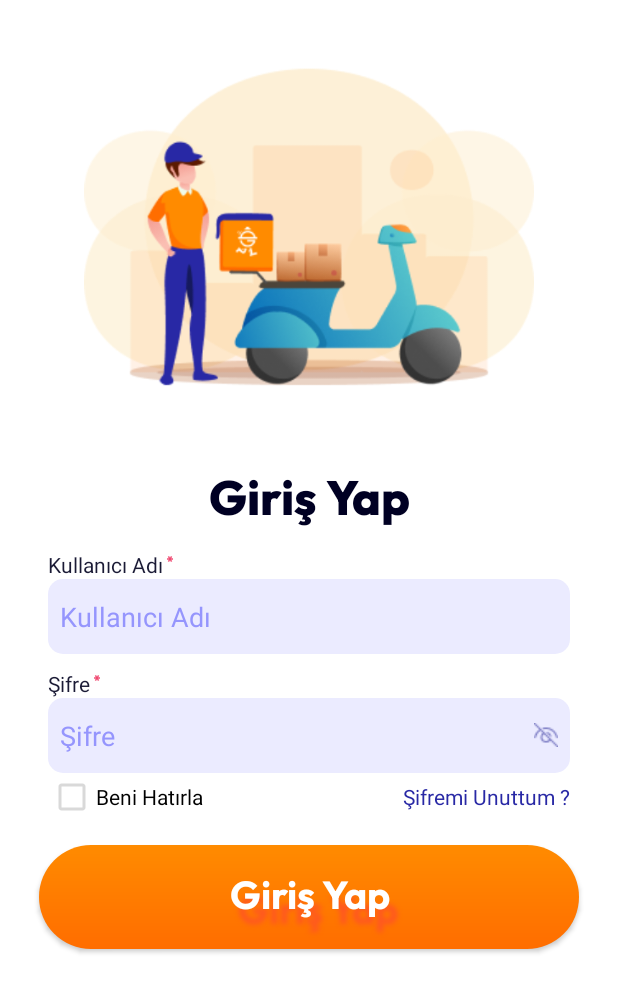
After one commit to hidirektor/gelkurye-mobile-android, an Android app: the Register screen opened directly, with no data from a screen before it, on a phone screen of 412 x 824 dp. The commit adds this screen. Shown: the top 992 px of the screen. Run offline under Robolectric (Android 15) with nearby library versions, the phone set to English and light mode, and no system bars.

Commit message:
Theme Update

```diff
--- a/app/src/main/AndroidManifest.xml
+++ b/app/src/main/AndroidManifest.xml
@@ -25,6 +25,8 @@
         <activity android:name=".Screens.OnBoard.OnBoard2" />
         <activity android:name=".Screens.OnBoard.OnBoard3" />
         <activity android:name=".Screens.MainActivity" />
+        <activity android:name=".Screens.Authentication.Login" />
+        <activity android:name=".Screens.Authentication.Register" />
     </application>
 
 </manifest>
--- /dev/null
+++ b/app/src/main/java/me/t3sl4/gelkurye/Screens/Authentication/Register.java
@@ -0,0 +1,15 @@
+package me.t3sl4.gelkurye.Screens.Authentication;
+
+import android.os.Bundle;
+
+import androidx.appcompat.app.AppCompatActivity;
+
+import me.t3sl4.gelkurye.R;
+
+public class Register extends AppCompatActivity  {
+    @Override
+    protected void onCreate(Bundle savedInstanceState) {
+        super.onCreate(savedInstanceState);
+        setContentView(R.layout.activity_login);
+    }
+}
--- a/app/src/main/res/layout/activity_login.xml
+++ b/app/src/main/res/layout/activity_login.xml
@@ -6,7 +6,8 @@
     android:layout_width="match_parent"
     android:layout_height="match_parent"
     android:background="@color/white"
-    tools:context=".Screens.MainActivity">
+    tools:context=".Screens.MainActivity"
+    android:fitsSystemWindows="true">
 
     <LinearLayout
         android:layout_width="match_parent"
--- a/app/src/main/res/layout/activity_main.xml
+++ b/app/src/main/res/layout/activity_main.xml
@@ -6,6 +6,7 @@
     android:layout_width="match_parent"
     android:layout_height="match_parent"
     android:background="@color/white"
+    android:fitsSystemWindows="true"
     tools:context=".Screens.MainActivity">
 
     <LinearLayout
--- a/app/src/main/res/values-night/themes.xml
+++ b/app/src/main/res/values-night/themes.xml
@@ -1,7 +1,11 @@
 <resources xmlns:tools="http://schemas.android.com/tools">
     <!-- Base application theme. -->
     <style name="Base.Theme.GelKurye" parent="Theme.AppCompat.Light.NoActionBar">
-        <!-- Customize your dark theme here. -->
-        <!-- <item name="colorPrimary">@color/my_dark_primary</item> -->
+        <item name="android:statusBarColor">@color/black</item>
+        <!-- Customize your theme here. -->
+        <item name="android:windowTranslucentStatus">false</item>
+        <item name="android:windowTranslucentNavigation">true</item>
+        <item name="windowActionBar">false</item>
+        <item name="windowNoTitle">true</item>
     </style>
 </resources>
--- a/app/src/main/res/values/themes.xml
+++ b/app/src/main/res/values/themes.xml
@@ -3,5 +3,12 @@
         <item name="colorPrimary">@color/mainColor</item>
     </style>
 
-    <style name="Theme.GelKurye" parent="Base.Theme.GelKurye" />
+    <style name="Theme.GelKurye" parent="Base.Theme.GelKurye">
+        <item name="android:statusBarColor">@color/black</item>
+        <!-- Customize your theme here. -->
+        <item name="android:windowTranslucentStatus">false</item>
+        <item name="android:windowTranslucentNavigation">true</item>
+        <item name="windowActionBar">false</item>
+        <item name="windowNoTitle">true</item>
+    </style>
 </resources>
```
Also changed, not shown: app/src/main/java/me/t3sl4/gelkurye/Screens/Authentication/Login.java (added, +15 -0 lines), app/src/main/java/me/t3sl4/gelkurye/Screens/MainActivity.java (+20 -0 lines).
